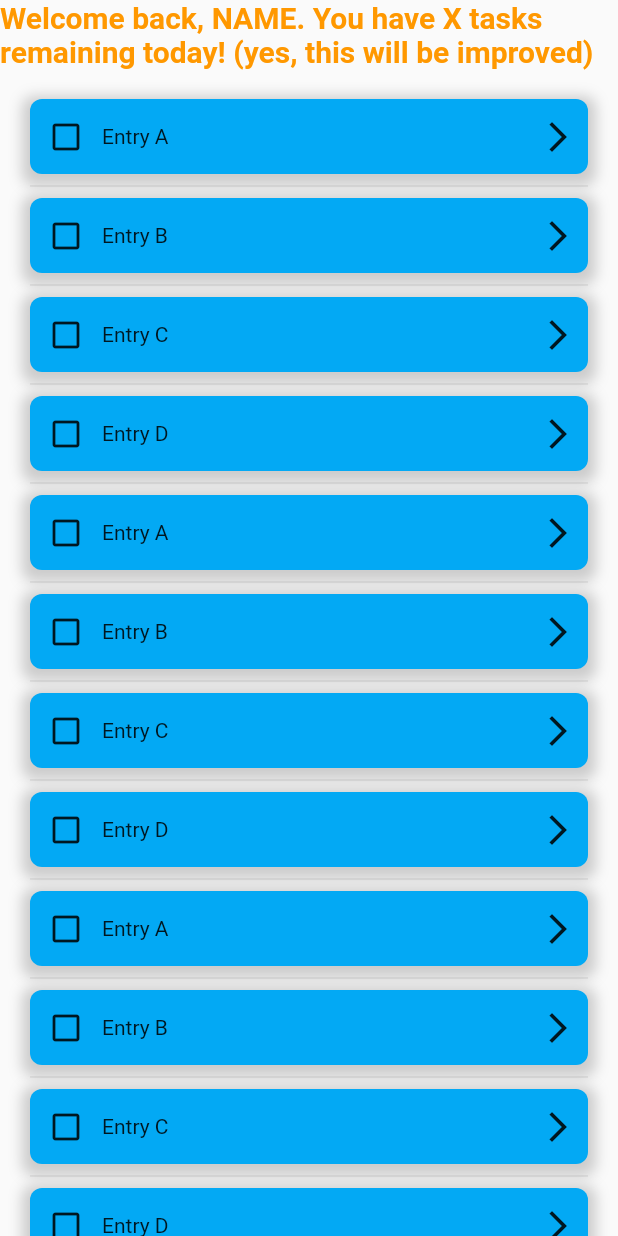
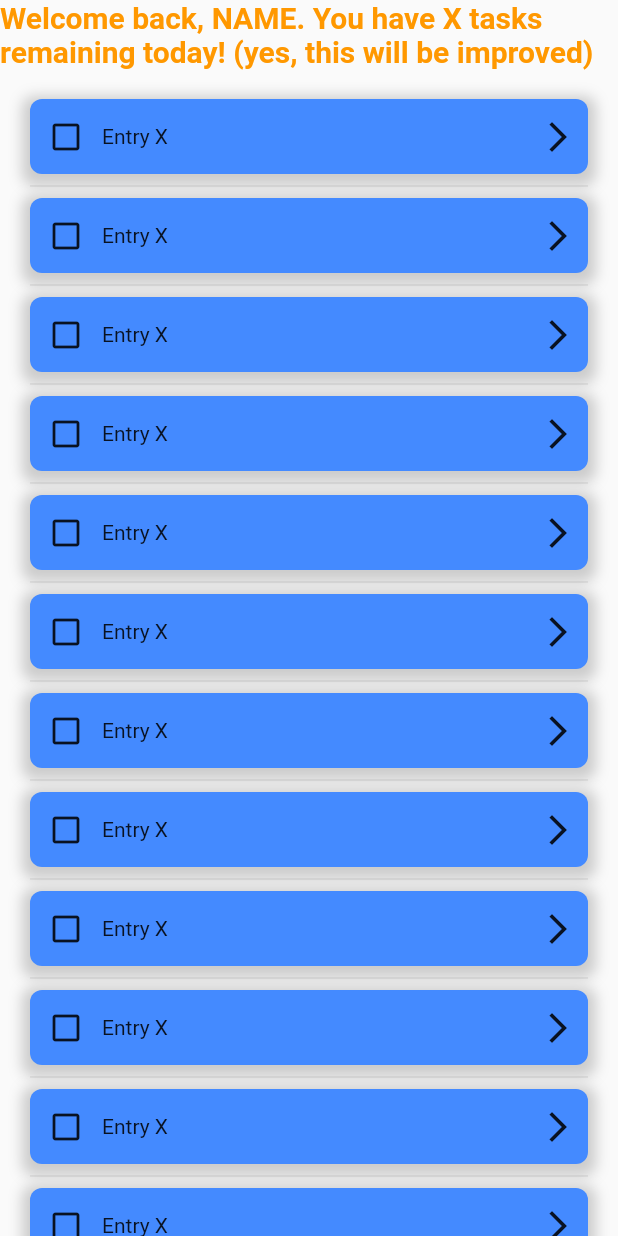
Before and after one commit to vermaapoorva/IC-Hello-World, a Flutter app: the Goals screen opened directly, on a phone screen of 412 x 824 dp. Run offline on Flutter 3.47's test engine with Material 2 defaults, Android fonts, the light colour scheme and no system bars; our stand-ins replace bubble_bottom_bar, flutter_login.

Commit message:
Dynamic button changing colors

```diff
--- a/front-end/lib/pages/Goals.dart
+++ b/front-end/lib/pages/Goals.dart
@@ -51,11 +51,76 @@ class _GoalsState extends State<Goals> {
               padding: const EdgeInsets.all(20),
               itemCount: entries.length,
               itemBuilder: (BuildContext context, int index) {
+                return Goal();
+                //   Container(
+                //   height: 50,
+                //   decoration: BoxDecoration(
+                //     borderRadius: BorderRadius.all(Radius.circular(8.0)),
+                //     color: Colors.lightBlue,
+                //     boxShadow: [
+                //       BoxShadow(
+                //         color: Colors.grey.withOpacity(0.5),
+                //         spreadRadius: 5,
+                //         blurRadius: 7,
+                //         offset: Offset(0, 3), // changes position of shadow
+                //       ),
+                //     ],
+                //   ),
+                //   child: Row(
+                //     mainAxisAlignment: MainAxisAlignment.start,
+                //     children: [
+                //       SizedBox(width: 12),
+                //       Icon(Icons.check_box_outline_blank),
+                //       SizedBox(width: 12),
+                //       Center(child: Text('Entry ${entries[index]}')),
+                //       // Yeah don't ask me why but it works...
+                //       Spacer(),
+                //       Spacer(),
+                //       Spacer(),
+                //       Spacer(),
+                //       Spacer(),
+                //       Spacer(),
+                //       Expanded(child: Icon(Icons.arrow_forward_ios_sharp))
+                //     ],
+                //   )
+                // );
+              },
+              separatorBuilder: (BuildContext context, int index) => const Divider(),
+            ),
+          ),
+        ],
+      )
+
+
+    );
+  }
+}
+
+class Goal extends StatefulWidget {
+  @override
+  _Goal createState() => _Goal();
+}
+
+class _Goal extends State<Goal> {
+  bool _isChecked = false;
+
+  void _toggleChecked() {
+    setState(() {
+      if (_isChecked) {
+        _isChecked = false;
+      } else {
+        _isChecked = true;
+      }
+    });
+  }
+
+  @override
+  Widget build(BuildContext context) {
     return Container(
         height: 50,
         decoration: BoxDecoration(
           borderRadius: BorderRadius.all(Radius.circular(8.0)),
-                    color: Colors.lightBlue,
+          color: (_isChecked ? Colors.lightBlueAccent : Colors.blueAccent),
           boxShadow: [
             BoxShadow(
               color: Colors.grey.withOpacity(0.5),
@@ -68,10 +133,11 @@ class _GoalsState extends State<Goals> {
         child: Row(
           mainAxisAlignment: MainAxisAlignment.start,
           children: [
-                      SizedBox(width: 12),
-                      Icon(Icons.check_box_outline_blank),
-                      SizedBox(width: 12),
-                      Center(child: Text('Entry ${entries[index]}')),
+            IconButton(
+                icon: (_isChecked ? Icon(Icons.check_box_outlined) : Icon(Icons.check_box_outline_blank)),
+                onPressed: _toggleChecked,
+            ),
+            Center(child: Text('Entry X')),
             // Yeah don't ask me why but it works...
             Spacer(),
             Spacer(),
@@ -83,14 +149,6 @@ class _GoalsState extends State<Goals> {
           ],
         )
     );
-              },
-              separatorBuilder: (BuildContext context, int index) => const Divider(),
-            ),
-          ),
-        ],
-      )
+  }
 
-
-    );
 }
-}
```
Lines whose indentation alone changed are shown as unchanged.
